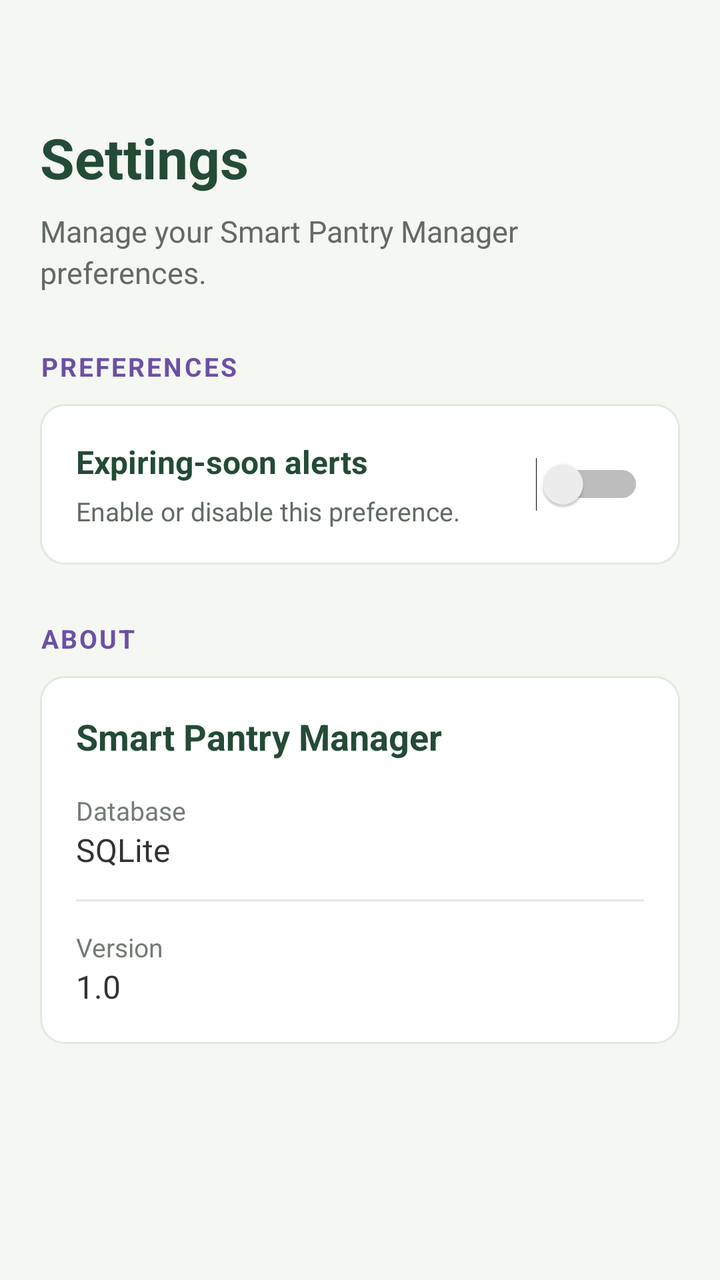
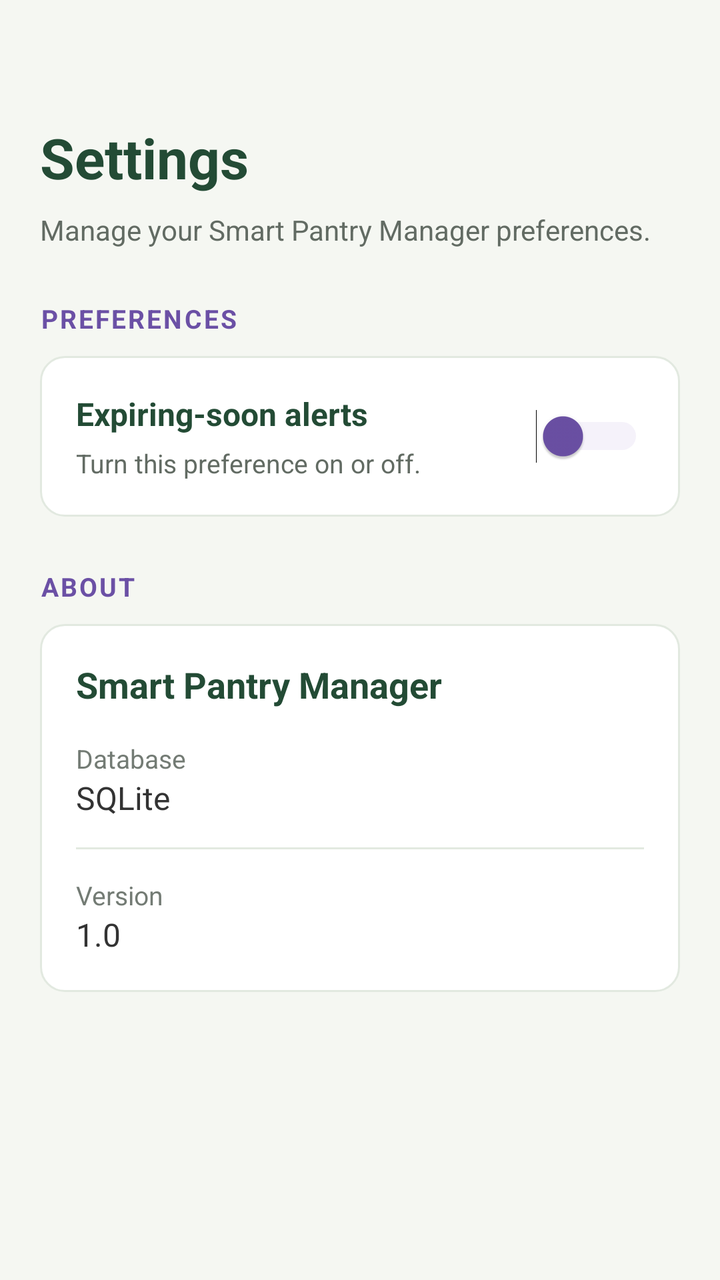

The first picture is an Android layout as it rendered before a commit; the second is the same layout after the commit. The layout source and the unified diff follow.
<!-- AndroidManifest.xml: application theme Theme.SmartPantryManager -->
<!-- res/layout/activity_settings.xml -->
<?xml version="1.0" encoding="utf-8"?>
<ScrollView
    xmlns:android="http://schemas.android.com/apk/res/android"
    android:layout_width="match_parent"
    android:layout_height="match_parent"
    android:background="#F5F7F2"
    android:fillViewport="true">

    <LinearLayout
        android:layout_width="match_parent"
        android:layout_height="wrap_content"
        android:orientation="vertical"
        android:paddingStart="20dp"
        android:paddingEnd="20dp"
        android:paddingTop="60dp"
        android:paddingBottom="24dp">

        
        <TextView
            android:layout_width="match_parent"
            android:layout_height="wrap_content"
            android:text="Settings"
            android:textSize="28sp"
            android:textStyle="bold"
            android:textColor="#234B35"
            android:layout_marginBottom="8dp" />

        <TextView
            android:layout_width="match_parent"
            android:layout_height="wrap_content"
            android:text="Manage your Smart Pantry Manager preferences."
            android:textSize="15sp"
            android:textColor="#626B63"
            android:lineSpacingExtra="3dp"
            android:layout_marginBottom="28dp" />

        
        <TextView
            android:layout_width="match_parent"
            android:layout_height="wrap_content"
            android:text="PREFERENCES"
            android:textSize="13sp"
            android:textStyle="bold"
            android:textColor="#6B50A5"
            android:letterSpacing="0.08"
            android:layout_marginBottom="10dp" />

        
        <LinearLayout
            android:layout_width="match_parent"
            android:layout_height="wrap_content"
            android:orientation="horizontal"
            android:gravity="center_vertical"
            android:padding="18dp"
            android:background="@drawable/bg_recipe_detail_card"
            android:layout_marginBottom="28dp">

            <LinearLayout
                android:layout_width="0dp"
                android:layout_height="wrap_content"
                android:layout_weight="1"
                android:orientation="vertical"
                android:paddingEnd="12dp">

                <TextView
                    android:layout_width="match_parent"
                    android:layout_height="wrap_content"
                    android:text="Expiring-soon alerts"
                    android:textSize="16sp"
                    android:textStyle="bold"
                    android:textColor="#234B35"
                    android:layout_marginBottom="5dp" />

                <TextView
                    android:layout_width="match_parent"
                    android:layout_height="wrap_content"
                    android:text="Enable or disable this preference."
                    android:textSize="13sp"
                    android:textColor="#626B63" />

            </LinearLayout>

            <Switch
                android:id="@+id/switchAlerts"
                android:layout_width="wrap_content"
                android:layout_height="wrap_content"
                android:contentDescription="Enable or disable expiring-soon alerts"
                android:buttonTint="#6B50A5" />

        </LinearLayout>

        
        <TextView
            android:layout_width="match_parent"
            android:layout_height="wrap_content"
            android:text="ABOUT"
            android:textSize="13sp"
            android:textStyle="bold"
            android:textColor="#6B50A5"
            android:letterSpacing="0.08"
            android:layout_marginBottom="10dp" />

        
        <LinearLayout
            android:layout_width="match_parent"
            android:layout_height="wrap_content"
            android:orientation="vertical"
            android:padding="18dp"
            android:background="@drawable/bg_recipe_detail_card">

            <TextView
                android:layout_width="match_parent"
                android:layout_height="wrap_content"
                android:text="Smart Pantry Manager"
                android:textSize="18sp"
                android:textStyle="bold"
                android:textColor="#234B35"
                android:layout_marginBottom="16dp" />

            <TextView
                android:layout_width="match_parent"
                android:layout_height="wrap_content"
                android:text="Database"
                android:textSize="13sp"
                android:textColor="#737B74" />

            <TextView
                android:layout_width="match_parent"
                android:layout_height="wrap_content"
                android:text="SQLite"
                android:textSize="16sp"
                android:textColor="#333333"
                android:layout_marginBottom="14dp" />

            <View
                android:layout_width="match_parent"
                android:layout_height="1dp"
                android:background="#E2E9E0"
                android:layout_marginBottom="14dp" />

            <TextView
                android:layout_width="match_parent"
                android:layout_height="wrap_content"
                android:text="Version"
                android:textSize="13sp"
                android:textColor="#737B74" />

            <TextView
                android:layout_width="match_parent"
                android:layout_height="wrap_content"
                android:text="1.0"
                android:textSize="16sp"
                android:textColor="#333333" />

        </LinearLayout>

    </LinearLayout>

</ScrollView>
<!-- resources referenced by this layout -->
<resources>
  <!-- drawable bg_recipe_detail_card (drawable) -->
  <?xml version="1.0" encoding="utf-8"?>
  <shape xmlns:android="http://schemas.android.com/apk/res/android"
      android:shape="rectangle">
  
      <solid android:color="#FFFFFF" />
  
      <corners android:radius="12dp" />
  
      <stroke
          android:width="1dp"
          android:color="#E2E9E0" />
  
  </shape>
  <style name="Theme.SmartPantryManager" parent="Base.Theme.SmartPantryManager" />
  <style name="Base.Theme.SmartPantryManager" parent="Theme.Material3.DayNight">
  
          
          
      </style>
</resources>

<!-- the commit's change to res/layout/activity_settings.xml (unified diff, before → after) -->
@@ -13,7 +13,7 @@
         android:paddingStart="20dp"
         android:paddingEnd="20dp"
         android:paddingTop="60dp"
-        android:paddingBottom="24dp">
+        android:paddingBottom="28dp">
 
         
         <TextView
@@ -29,10 +29,10 @@
             android:layout_width="match_parent"
             android:layout_height="wrap_content"
             android:text="Manage your Smart Pantry Manager preferences."
-            android:textSize="15sp"
+            android:textSize="14sp"
             android:textColor="#626B63"
             android:lineSpacingExtra="3dp"
-            android:layout_marginBottom="28dp" />
+            android:layout_marginBottom="26dp" />
 
         
         <TextView
@@ -53,7 +53,7 @@
             android:gravity="center_vertical"
             android:padding="18dp"
             android:background="@drawable/bg_recipe_detail_card"
-            android:layout_marginBottom="28dp">
+            android:layout_marginBottom="26dp">
 
             <LinearLayout
                 android:layout_width="0dp"
@@ -74,7 +74,7 @@
                 <TextView
                     android:layout_width="match_parent"
                     android:layout_height="wrap_content"
-                    android:text="Enable or disable this preference."
+                    android:text="Turn this preference on or off."
                     android:textSize="13sp"
                     android:textColor="#626B63" />
 
@@ -85,7 +85,8 @@
                 android:layout_width="wrap_content"
                 android:layout_height="wrap_content"
                 android:contentDescription="Enable or disable expiring-soon alerts"
-                android:buttonTint="#6B50A5" />
+                android:thumbTint="#6B50A5"
+                android:trackTint="#D8CDEB" />
 
         </LinearLayout>
 
<!-- resource entries referenced after the edit -->
@@ -17,8 +17,11 @@
   <style name="Theme.SmartPantryManager" parent="Base.Theme.SmartPantryManager" />
   <style name="Base.Theme.SmartPantryManager" parent="Theme.Material3.DayNight">
   
-          
-          
+          <item name="android:windowActionModeOverlay">true</item>
+          <item name="android:windowLightStatusBar">false</item>
+          <item name="android:statusBarColor">#F2EBF8</item>
+          <item name="android:navigationBarColor">#F5F7F2</item>
+  
       </style>
 </resources>
 
